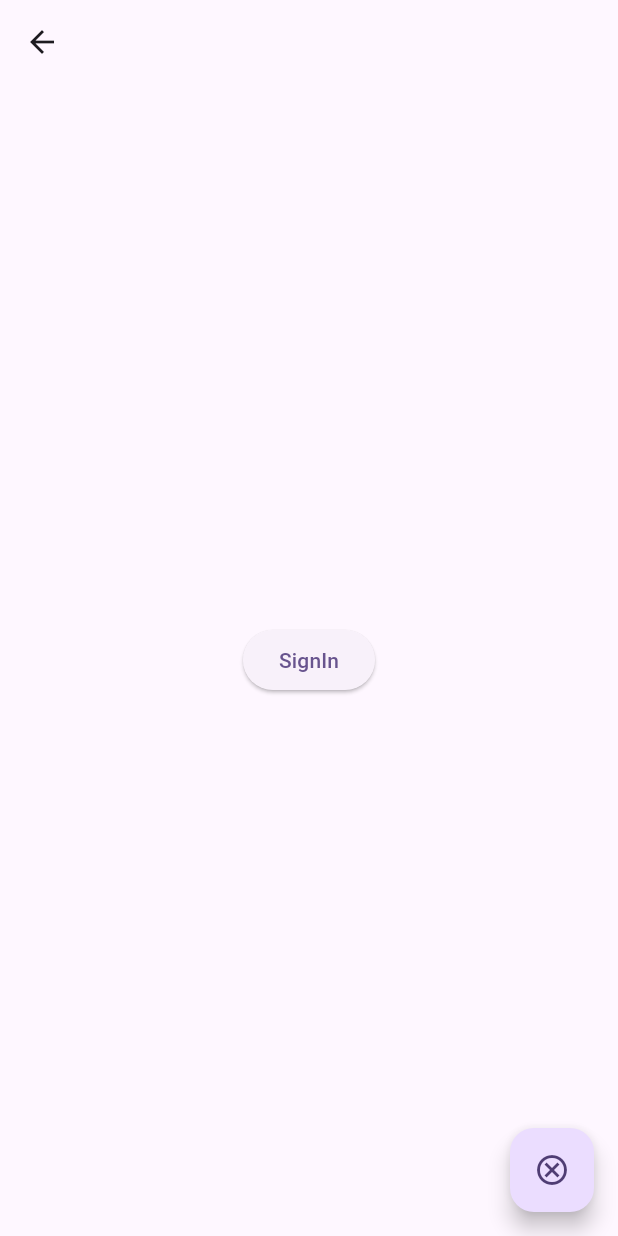
After one commit to eyad-gomaa/flutter_animation, a Flutter app: the screen it shows after launch, after a tap on "Animated Switcher", on a phone screen of 412 x 824 dp. The commit adds this screen. Run offline on Flutter 3.47's test engine with Material 3 defaults, Android fonts, the phone set to English and light mode, and no system bars.

Commit message:
added animated switcher

```diff
--- a/lib/home_page/home_page.dart
+++ b/lib/home_page/home_page.dart
@@ -7,6 +7,7 @@ import '../pages/animated_opacity.dart';
 import '../pages/animated_padding.dart';
 import '../pages/animated_physical_model.dart';
 import '../pages/animated_positioned_directional.dart';
+import '../pages/animated_switcher.dart';
 import '../pages/animated_text_style.dart';
 
 class MyHomePage extends StatelessWidget {
@@ -79,6 +80,18 @@ class MyHomePage extends StatelessWidget {
                         context, MaterialPageRoute(
                         builder: (context) => const AnimatedCrossFadePage()));
                   }, child: const Text("Animated Cross Fade")),
+              ElevatedButton(
+                  onPressed: (){
+                    Navigator.push(
+                        context, MaterialPageRoute(
+                        builder: (context) => const AnimatedSwitcherPage()));
+                  }, child: const Text("Animated Switcher")),
+              ElevatedButton(
+                  onPressed: (){
+                    Navigator.push(
+                        context, MaterialPageRoute(
+                        builder: (context) => const AnimatedSwitcherPage()));
+                  }, child: const Text("Animated Switcher")),
             ],
           ),
         ),
--- /dev/null
+++ b/lib/pages/animated_switcher.dart
@@ -0,0 +1,39 @@
+import 'package:flutter/material.dart';
+
+class AnimatedSwitcherPage extends StatefulWidget {
+  const AnimatedSwitcherPage({Key? key}) : super(key: key);
+
+  @override
+  State<AnimatedSwitcherPage> createState() => _AnimatedSwitcherPageState();
+}
+
+class _AnimatedSwitcherPageState extends State<AnimatedSwitcherPage> {
+  bool _isFirstWidgetVisible = true;
+  @override
+  Widget build(BuildContext context) {
+    return Scaffold(
+      appBar: AppBar(),
+      body:Center(
+        child: AnimatedSwitcher(
+          duration: Duration(milliseconds: 500),
+          child: _isFirstWidgetVisible ? ElevatedButton(
+            child: Text("SignIn"),
+            onPressed: (){
+              setState(() {
+                _isFirstWidgetVisible = ! _isFirstWidgetVisible;
+              });
+            },
+          ): CircularProgressIndicator()
+        ),
+      ),
+        floatingActionButton: FloatingActionButton(
+          onPressed: (){
+            setState(() {
+              _isFirstWidgetVisible = ! _isFirstWidgetVisible;
+            });
+          },
+          child: Icon(Icons.cancel_outlined),
+        ),
+    );
+  }
+}
```
Also changed, not shown: lib/pages/animated_cross_fade.dart (+45 -0 lines).
